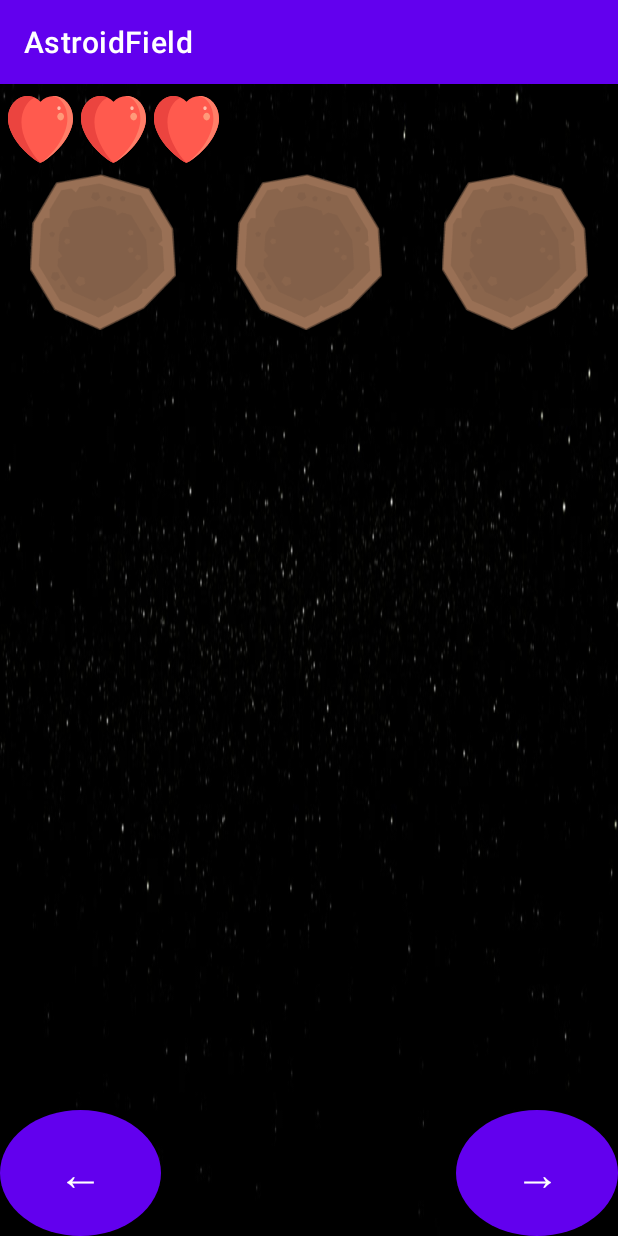
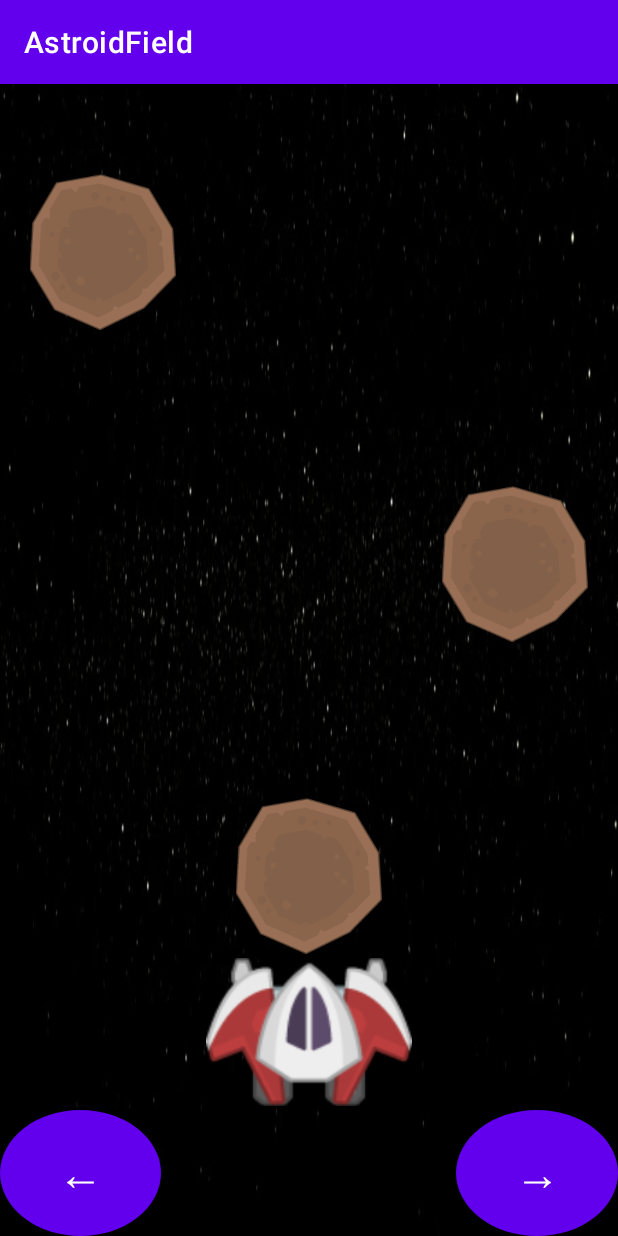
Before and after one commit to YetItMoves-MZ/AsteroidField, an Android app: the screen it shows after launch (MainActivity), on a phone screen of 412 x 824 dp. Run offline under Robolectric (Android 15) with nearby library versions, the phone set to English and light mode, and no system bars; 1 statement that could not run was skipped.

Commit message:
implemented functions: checkPlayerLocation moveAsteroids hit
added functions:
gameReset (not implemented)
loseLife

TODOs:
implement player movement
remake buttons to look prettier
implement gameReset

Extra notes:
implemented easter egg
moved TODO add/change player textures to next spring (to home work 2).

```diff
--- a/app/src/main/java/com/example/astroidfield/MainActivity.java
+++ b/app/src/main/java/com/example/astroidfield/MainActivity.java
@@ -9,41 +9,43 @@ import android.view.View;
 import android.widget.Button;
 import android.widget.ImageView;
 import android.widget.TextView;
+import android.widget.Toast;
 
 import java.util.Random;
 
 public class MainActivity extends AppCompatActivity {
     //TODO: change buttons to look prettier.
+    //TODO: implement player movement.
     final int DELAY = 500;
     final int NUMBER_OF_LANES = 3;
-    final int PLAYER_LAYER = 5;
-    ImageView Lives[];
+    final int PLAYER_LAYER = 5; // also known as last layer
+    final Handler handler = new Handler();
+
+    Tile tiles[][];
+    Button buttonLeft, buttonRight;
+    TextView timer;
+    ImageView lives[];
     int currentLives=3;
-    Button buttonLeft;
-    Button buttonRight;
-    TextView timer;
-    Tile tiles[][];
+
     Random rand = new Random();
-    boolean easterEgg = false; //TODO: implement space sphere easter egg
-    boolean newAstroid = true;
-    final Handler handler = new Handler();
+    boolean easterEgg = false;
+    boolean newAsteroid = true;
     private int milliseconds=0, seconds=0,minutes=0;
     private Runnable r = new Runnable() {
         public void run() {
 
-            moveAstroids();
-            if(newAstroid){
-                int newAstroidLocation= rand.nextInt(NUMBER_OF_LANES);
-                newAstroid=false;
-                tiles[0][newAstroidLocation].setKind(Tile.ASTROID);
+            moveAsteroids();
+            if(newAsteroid){
+                int newAsteroidLocation= rand.nextInt(NUMBER_OF_LANES);
+                tiles[0][newAsteroidLocation].setKind(Tile.ASTEROID,easterEgg);
+                Log.d("test", "check visibility: "+tiles[0][newAsteroidLocation].getImg().getVisibility() );
             }
-            else{
-                newAstroid=true;
-            }
+            newAsteroid=!newAsteroid;
 
             increaseTimer();
             timer.setText("Time: " + minutes + ":"+ seconds + ":" + milliseconds);
             handler.postDelayed(r, DELAY);
+
         }
     };
 
@@ -73,19 +75,6 @@ public class MainActivity extends AppCompatActivity {
         stopTicker();
     }
 
-    private int checkPlayerLocation(){
-        //TODO: implement func
-        for(int i=0 ; i<NUMBER_OF_LANES;i++){
-
-        }
-        return -1;
-    }
-    private void moveAstroids() {
-        //TODO: implement func
-    }
-    private void hit(){
-        //TODO: implement func
-    }
     private void startTicker() {
         handler.postDelayed(r, DELAY);
     }
@@ -94,35 +83,85 @@ public class MainActivity extends AppCompatActivity {
         handler.removeCallbacks(r);
     }
 
+    private int checkPlayerLocation(){
+        for(int i=0 ; i<NUMBER_OF_LANES;i++){
+            if(tiles[PLAYER_LAYER][i].getKind()==Tile.PLAYER)
+                return i;
+        }
+        return -1;
+    }
+    private void moveAsteroids() {
+        for(int i=0;i<NUMBER_OF_LANES;i++){//removing all non player objects from player layer
+            if(tiles[PLAYER_LAYER][i].getKind()!=Tile.PLAYER)
+                tiles[PLAYER_LAYER][i].setKind(Tile.EMPTY,easterEgg);
+        }
+        for(int i=PLAYER_LAYER-1;i>=0;i--){ // moving all objects one layer down (except player layer)
+            for(int j=0;j<NUMBER_OF_LANES;j++){
+                if(tiles[i][j].getKind()!=Tile.EMPTY)
+                    if(tiles[i+1][j].getKind()==Tile.PLAYER) {
+                        hit(tiles[i][j], tiles[i + 1][j]);
+                        tiles[i][j].setKind(Tile.EMPTY, easterEgg);
+                    }
+                    else {
+                        tiles[i + 1][j].setKind(tiles[i][j].getKind(), easterEgg);
+                        tiles[i][j].setKind(Tile.EMPTY, easterEgg);
+                    }
+            }
+        }
+    }
+    private void hit(Tile hitter, Tile hit){
+       if((hitter.getKind() == Tile.ASTEROID && hit.getKind() == Tile.PLAYER) ||
+               (hitter.getKind() == Tile.PLAYER && hit.getKind() == Tile.ASTEROID)){ // player was hit by asteroid.
+           loseLife();
+
+       }
+    }
+
+    private void loseLife(){
+       currentLives--;
+       lives[currentLives].setVisibility(View.INVISIBLE);
+       if(currentLives==0){
+           Toast.makeText(this, "You Lose.", Toast.LENGTH_SHORT).show();
+           gameReset();
+       }
+       else{
+           Toast.makeText(this, "Ouch", Toast.LENGTH_SHORT).show();
+       }
+    }
+
+    private void gameReset() {
+        //TODO: implement this func.
+    }
+
     private void findViews(){
         timer=findViewById(R.id.timer);
         buttonLeft=findViewById(R.id.buttonLeft);
         buttonRight=findViewById(R.id.buttonRight);
-        Lives=new ImageView[]{
+        lives =new ImageView[]{
                 findViewById(R.id.life1),
                 findViewById(R.id.life2),
                 findViewById(R.id.life3)
         };
         tiles = new Tile[][]{{
-                new Tile( findViewById(R.id.panel_IMG_astroid11), Tile.EMPTY),
-                new Tile( findViewById(R.id.panel_IMG_astroid12), Tile.EMPTY),
-                new Tile( findViewById(R.id.panel_IMG_astroid13), Tile.EMPTY)
+                new Tile( findViewById(R.id.panel_IMG_asteroid11), Tile.EMPTY),
+                new Tile( findViewById(R.id.panel_IMG_asteroid12), Tile.EMPTY),
+                new Tile( findViewById(R.id.panel_IMG_asteroid13), Tile.EMPTY)
         }, {
-                new Tile( findViewById(R.id.panel_IMG_astroid21), Tile.EMPTY),
-                new Tile( findViewById(R.id.panel_IMG_astroid22), Tile.EMPTY),
-                new Tile( findViewById(R.id.panel_IMG_astroid23), Tile.EMPTY)
+                new Tile( findViewById(R.id.panel_IMG_asteroid21), Tile.EMPTY),
+                new Tile( findViewById(R.id.panel_IMG_asteroid22), Tile.EMPTY),
+                new Tile( findViewById(R.id.panel_IMG_asteroid23), Tile.EMPTY)
         }, {
-                new Tile( findViewById(R.id.panel_IMG_astroid31), Tile.EMPTY),
-                new Tile( findViewById(R.id.panel_IMG_astroid32), Tile.EMPTY),
-                new Tile( findViewById(R.id.panel_IMG_astroid33), Tile.EMPTY)
+                new Tile( findViewById(R.id.panel_IMG_asteroid31), Tile.EMPTY),
+                new Tile( findViewById(R.id.panel_IMG_asteroid32), Tile.EMPTY),
+                new Tile( findViewById(R.id.panel_IMG_asteroid33), Tile.EMPTY)
         }, {
-                new Tile( findViewById(R.id.panel_IMG_astroid41), Tile.EMPTY),
-                new Tile( findViewById(R.id.panel_IMG_astroid42), Tile.EMPTY),
-                new Tile( findViewById(R.id.panel_IMG_astroid43), Tile.EMPTY)
+                new Tile( findViewById(R.id.panel_IMG_asteroid41), Tile.EMPTY),
+                new Tile( findViewById(R.id.panel_IMG_asteroid42), Tile.EMPTY),
+                new Tile( findViewById(R.id.panel_IMG_asteroid43), Tile.EMPTY)
         }, {
-                new Tile( findViewById(R.id.panel_IMG_astroid51), Tile.EMPTY),
-                new Tile( findViewById(R.id.panel_IMG_astroid52), Tile.EMPTY),
-                new Tile( findViewById(R.id.panel_IMG_astroid53), Tile.EMPTY)
+                new Tile( findViewById(R.id.panel_IMG_asteroid51), Tile.EMPTY),
+                new Tile( findViewById(R.id.panel_IMG_asteroid52), Tile.EMPTY),
+                new Tile( findViewById(R.id.panel_IMG_asteroid53), Tile.EMPTY)
         }, {
                 new Tile( findViewById(R.id.panel_IMG_player1), Tile.EMPTY),
                 new Tile( findViewById(R.id.panel_IMG_player2), Tile.PLAYER),
@@ -142,7 +181,7 @@ public class MainActivity extends AppCompatActivity {
                 minutes++;
             }
         }
-        if(minutes>=60)
+        if(minutes>=10)
             easterEgg=true;
     }
 
--- a/app/src/main/java/com/example/astroidfield/Tile.java
+++ b/app/src/main/java/com/example/astroidfield/Tile.java
@@ -1,5 +1,6 @@
 package com.example.astroidfield;
 
+import android.util.Log;
 import android.view.View;
 import android.widget.ImageView;
 
@@ -9,7 +10,7 @@ import java.util.Random;
 public class Tile {
     private ImageView img;
     private int kind;
-    public static final int EMPTY = 0, PLAYER = 1 , ASTROID = 2;
+    public static final int EMPTY = 0, PLAYER = 1 , ASTEROID = 2;
     public Tile() { }
 
     public Tile(ImageView img, int kind) {
@@ -25,14 +26,18 @@ public class Tile {
         return img;
     }
 
-    public void setKind(int kind) {
+    public void setKind(int kind, boolean easterEgg) {
         this.kind = kind;
         switch(kind){
             case PLAYER:
-                img.setImageResource(R.drawable.player); //TODO: if i add more player options then i need to change this accordingly
+                img.setImageResource(R.drawable.player);
                 img.setVisibility(View.VISIBLE);
                 break;
-            case ASTROID:
+            case ASTEROID:
+                if(easterEgg){
+                    img.setImageResource(R.drawable.space_sphere);
+                }
+                else{
                     Random rnd = new Random();
                     switch(rnd.nextInt(4)){
                         case 0:
@@ -48,6 +53,8 @@ public class Tile {
                             img.setImageResource(R.drawable.space_meteor4);
                             break;
                     }
+                }
+
                 img.setVisibility(View.VISIBLE);
                 break;
             case EMPTY:
--- a/app/src/main/res/layout/activity_main.xml
+++ b/app/src/main/res/layout/activity_main.xml
@@ -1,13 +1,16 @@
 <?xml version="1.0" encoding="utf-8"?>
-<LinearLayout xmlns:android="http://schemas.android.com/apk/res/android"
+<RelativeLayout xmlns:android="http://schemas.android.com/apk/res/android"
     xmlns:app="http://schemas.android.com/apk/res-auto"
     xmlns:tools="http://schemas.android.com/tools"
     android:layout_width="match_parent"
     android:layout_height="match_parent"
-    android:orientation="vertical"
     tools:context=".MainActivity"
     android:background="@drawable/space">
 
+    <LinearLayout
+        android:layout_width="match_parent"
+        android:layout_height="match_parent"
+        android:orientation="vertical">
 
     <LinearLayout
         android:layout_width="match_parent"
@@ -58,7 +61,7 @@
             android:text="Time: 00:00:00"/>
     </LinearLayout>
     <LinearLayout
-        android:id="@+id/astroidsLayout1"
+        android:id="@+id/asteroidsLayout1"
         android:layout_width="match_parent"
         android:layout_height="0dp"
         android:layout_weight="10"
@@ -70,11 +73,10 @@
             android:layout_weight="10">
 
             <ImageView
-                android:id="@+id/panel_IMG_astroid11"
+                android:id="@+id/panel_IMG_asteroid11"
                 android:layout_width="match_parent"
                 android:layout_height="match_parent"
                 android:rotation="180"
-                android:visibility="invisible"
                 />
         </LinearLayout>
         <LinearLayout
@@ -82,11 +84,10 @@
             android:layout_height="match_parent"
             android:layout_weight="10">
             <ImageView
-                android:id="@+id/panel_IMG_astroid12"
+                android:id="@+id/panel_IMG_asteroid12"
                 android:layout_width="match_parent"
                 android:layout_height="match_parent"
                 android:rotation="180"
-                android:visibility="invisible"
                 />
         </LinearLayout>
         <LinearLayout
@@ -94,17 +95,16 @@
             android:layout_height="match_parent"
             android:layout_weight="10">
             <ImageView
-                android:id="@+id/panel_IMG_astroid13"
+                android:id="@+id/panel_IMG_asteroid13"
                 android:layout_width="match_parent"
                 android:layout_height="match_parent"
                 android:rotation="180"
-                android:visibility="invisible"
                 />
         </LinearLayout>
     </LinearLayout>
 
     <LinearLayout
-        android:id="@+id/astroidsLayout2"
+        android:id="@+id/asteroidsLayout2"
         android:layout_width="match_parent"
         android:layout_height="0dp"
         android:layout_weight="10"
@@ -114,11 +114,10 @@
             android:layout_height="match_parent"
             android:layout_weight="10">
             <ImageView
-                android:id="@+id/panel_IMG_astroid21"
+                android:id="@+id/panel_IMG_asteroid21"
                 android:layout_width="match_parent"
                 android:layout_height="match_parent"
                 android:rotation="180"
-                android:visibility="invisible"
                 />
         </LinearLayout>
         <LinearLayout
@@ -126,11 +125,10 @@
             android:layout_height="match_parent"
             android:layout_weight="10">
             <ImageView
-                android:id="@+id/panel_IMG_astroid22"
+                android:id="@+id/panel_IMG_asteroid22"
                 android:layout_width="match_parent"
                 android:layout_height="match_parent"
                 android:rotation="180"
-                android:visibility="invisible"
                 />
         </LinearLayout>
         <LinearLayout
@@ -138,16 +136,15 @@
             android:layout_height="match_parent"
             android:layout_weight="10">
             <ImageView
-                android:id="@+id/panel_IMG_astroid23"
+                android:id="@+id/panel_IMG_asteroid23"
                 android:layout_width="match_parent"
                 android:layout_height="match_parent"
                 android:rotation="180"
-                android:visibility="invisible"
                 />
         </LinearLayout>
     </LinearLayout>
     <LinearLayout
-        android:id="@+id/astroidsLayout3"
+        android:id="@+id/asteroidsLayout3"
         android:layout_width="match_parent"
         android:layout_height="0dp"
         android:layout_weight="10"
@@ -157,11 +154,10 @@
             android:layout_height="match_parent"
             android:layout_weight="10">
             <ImageView
-                android:id="@+id/panel_IMG_astroid31"
+                android:id="@+id/panel_IMG_asteroid31"
                 android:layout_width="match_parent"
                 android:layout_height="match_parent"
                 android:rotation="180"
-                android:visibility="invisible"
                 />
         </LinearLayout>
         <LinearLayout
@@ -169,11 +165,10 @@
             android:layout_height="match_parent"
             android:layout_weight="10">
             <ImageView
-                android:id="@+id/panel_IMG_astroid32"
+                android:id="@+id/panel_IMG_asteroid32"
                 android:layout_width="match_parent"
                 android:layout_height="match_parent"
                 android:rotation="180"
-                android:visibility="invisible"
                 />
         </LinearLayout>
         <LinearLayout
@@ -181,16 +176,15 @@
             android:layout_height="match_parent"
             android:layout_weight="10">
             <ImageView
-                android:id="@+id/panel_IMG_astroid33"
+                android:id="@+id/panel_IMG_asteroid33"
                 android:layout_width="match_parent"
                 android:layout_height="match_parent"
                 android:rotation="180"
-                android:visibility="invisible"
                 />
         </LinearLayout>
     </LinearLayout>
     <LinearLayout
-        android:id="@+id/astroidsLayout4"
+        android:id="@+id/asteroidsLayout4"
         android:layout_width="match_parent"
         android:layout_height="0dp"
         android:layout_weight="10"
@@ -200,11 +194,10 @@
             android:layout_height="match_parent"
             android:layout_weight="10">
             <ImageView
-                android:id="@+id/panel_IMG_astroid41"
+                android:id="@+id/panel_IMG_asteroid41"
                 android:layout_width="match_parent"
                 android:layout_height="match_parent"
                 android:rotation="180"
-                android:visibility="invisible"
                 />
         </LinearLayout>
         <LinearLayout
@@ -212,11 +205,10 @@
             android:layout_height="match_parent"
             android:layout_weight="10">
             <ImageView
-                android:id="@+id/panel_IMG_astroid42"
+                android:id="@+id/panel_IMG_asteroid42"
                 android:layout_width="match_parent"
                 android:layout_height="match_parent"
                 android:rotation="180"
-                android:visibility="invisible"
                 />
         </LinearLayout>
         <LinearLayout
@@ -224,16 +216,14 @@
             android:layout_height="match_parent"
             android:layout_weight="10">
             <ImageView
-                android:id="@+id/panel_IMG_astroid43"
+                android:id="@+id/panel_IMG_asteroid43"
                 android:layout_width="match_parent"
                 android:layout_height="match_parent"
-                android:rotation="180"
-                android:visibility="invisible"
-                />
+                android:rotation="180" />
         </LinearLayout>
     </LinearLayout>
     <LinearLayout
-        android:id="@+id/astroidsLayout5"
+        android:id="@+id/asteroidsLayout5"
         android:layout_width="match_parent"
         android:layout_height="0dp"
         android:layout_weight="10"
@@ -243,11 +233,10 @@
             android:layout_height="match_parent"
             android:layout_weight="10">
             <ImageView
-                android:id="@+id/panel_IMG_astroid51"
+                android:id="@+id/panel_IMG_asteroid51"
                 android:layout_width="match_parent"
                 android:layout_height="match_parent"
                 android:rotation="180"
-                android:visibility="invisible"
                 />
         </LinearLayout>
         <LinearLayout
@@ -255,11 +244,10 @@
             android:layout_height="match_parent"
             android:layout_weight="10">
             <ImageView
-                android:id="@+id/panel_IMG_astroid52"
+                android:id="@+id/panel_IMG_asteroid52"
                 android:layout_width="match_parent"
                 android:layout_height="match_parent"
                 android:rotation="180"
-                android:visibility="invisible"
                 />
         </LinearLayout>
         <LinearLayout
@@ -267,11 +255,10 @@
             android:layout_height="match_parent"
             android:layout_weight="10">
             <ImageView
-                android:id="@+id/panel_IMG_astroid53"
+                android:id="@+id/panel_IMG_asteroid53"
                 android:layout_width="match_parent"
                 android:layout_height="match_parent"
                 android:rotation="180"
-                android:visibility="invisible"
                 />
         </LinearLayout>
     </LinearLayout>
@@ -304,7 +291,6 @@
                 android:layout_height="match_parent"
                 android:src="@drawable/player"
                 android:rotation="180"
-                android:visibility="invisible"
                 />
         </LinearLayout>
         <LinearLayout
@@ -317,8 +303,7 @@
                 android:layout_height="match_parent"
                 android:src="@drawable/player"
                 android:rotation="180"
-                android:visibility="invisible"
-                />
+                android:visibility="invisible"/>
         </LinearLayout>
     </LinearLayout>
     <LinearLayout
@@ -352,4 +337,5 @@
             ></Button>
 
     </LinearLayout>
-</LinearLayout>
+    </LinearLayout>
+</RelativeLayout>
```
Lines whose indentation alone changed are shown as unchanged.
